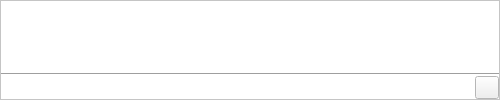
Old version of the form scripts/Widgets/CommandLine/CommandLine.ui in the repository qcad/qcad.
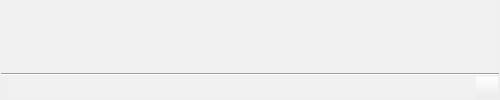
New version of the form. Icons and pictures are not drawn. Custom widgets are drawn as their Qt base class.

Commit message: Reversed colors of icons and command line for white-on-black themes

What changed in the file:
```diff
--- a/scripts/Widgets/CommandLine/CommandLine.ui
+++ b/scripts/Widgets/CommandLine/CommandLine.ui
@@ -27,7 +27,7 @@
        <active>
         <colorrole role="Base">
          <brush brushstyle="SolidPattern">
-          <color alpha="255">
+          <color alpha="10">
            <red>255</red>
            <green>255</green>
            <blue>255</blue>
@@ -36,7 +36,7 @@
         </colorrole>
         <colorrole role="Window">
          <brush brushstyle="SolidPattern">
-          <color alpha="255">
+          <color alpha="10">
            <red>255</red>
            <green>255</green>
            <blue>255</blue>
@@ -47,7 +47,7 @@
        <inactive>
         <colorrole role="Base">
          <brush brushstyle="SolidPattern">
-          <color alpha="255">
+          <color alpha="10">
            <red>255</red>
            <green>255</green>
            <blue>255</blue>
@@ -56,7 +56,7 @@
         </colorrole>
         <colorrole role="Window">
          <brush brushstyle="SolidPattern">
-          <color alpha="255">
+          <color alpha="10">
            <red>255</red>
            <green>255</green>
            <blue>255</blue>
@@ -67,7 +67,7 @@
        <disabled>
         <colorrole role="Base">
          <brush brushstyle="SolidPattern">
-          <color alpha="255">
+          <color alpha="10">
            <red>255</red>
            <green>255</green>
            <blue>255</blue>
@@ -76,7 +76,7 @@
         </colorrole>
         <colorrole role="Window">
          <brush brushstyle="SolidPattern">
-          <color alpha="255">
+          <color alpha="10">
            <red>255</red>
            <green>255</green>
            <blue>255</blue>
```
The commit also changes 334 other files.
